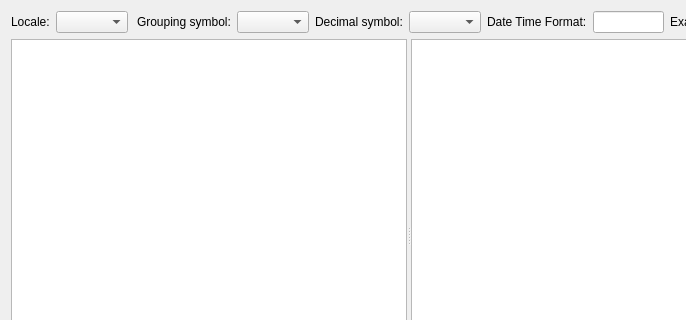
HowCanidothis/DevLib, file WidgetsModule/Widgets/widgetsimportview.ui: the form before one commit; both pictures show x 0 to 686 and y 0 to 320 of the 818 by 441 pixel window.
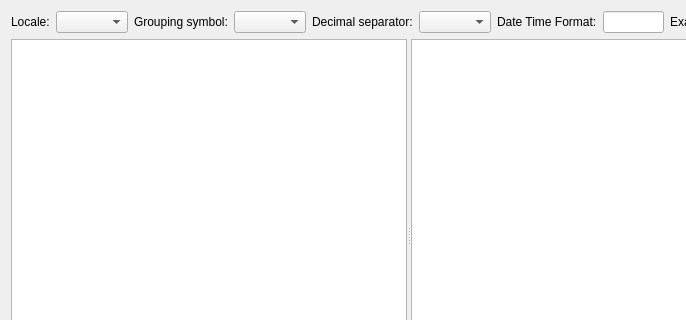
The form after the commit.

The edit to the form file:
```diff
--- a/WidgetsModule/Widgets/widgetsimportview.ui
+++ b/WidgetsModule/Widgets/widgetsimportview.ui
@@ -52,7 +52,7 @@
      <item>
       <widget class="QLabel" name="lbDecimal">
        <property name="text">
-        <string>Decimal symbol:</string>
+        <string>Decimal separator:</string>
        </property>
       </widget>
      </item>
```
Left out of the diff: 26 changed lines with no effect on the pictures.
